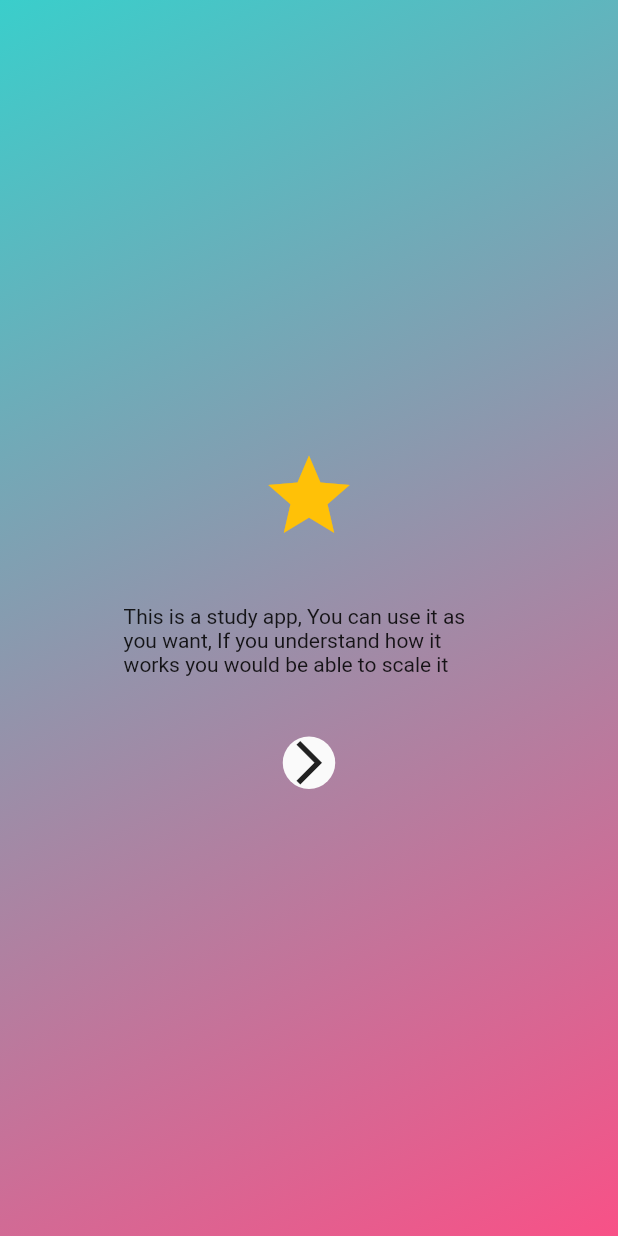
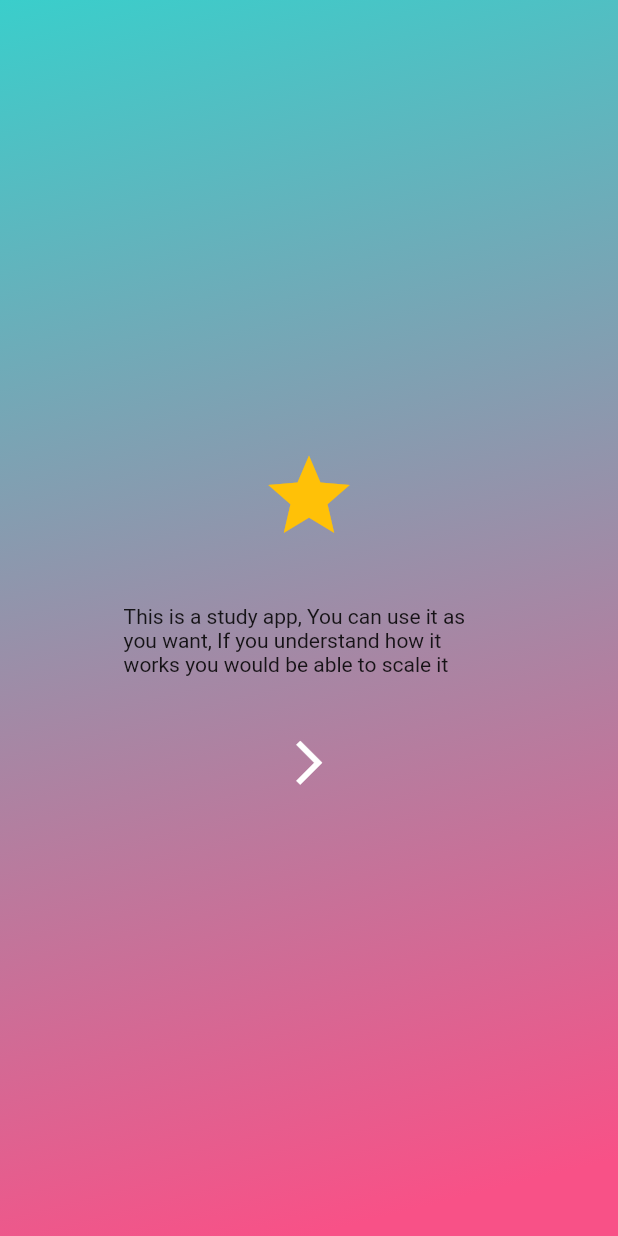
Before and after one commit to Tolulope05/appkwiz, a Flutter app: the screen it shows after launch, on a phone screen of 412 x 824 dp. Run offline on Flutter 3.47's test engine with Material 2 defaults, Android fonts, the phone set to English and light mode, and no system bars; our stand-ins replace cloud_firestore, firebase_core, get, google_fonts; accounts and stored records are empty; statements that could not run were skipped; project files that could hold a hidden picture were left out.

Commit message:
aadded subthemes

```diff
--- a/lib/configs/themes/app_light_theme.dart
+++ b/lib/configs/themes/app_light_theme.dart
@@ -1,4 +1,15 @@
+import 'package:appkwiz/configs/themes/sub_theme_data_mixin.dart';
 import 'package:flutter/material.dart';
 
 const Color primaryLightColorLight = Color(0xFF3ACECB);
 const Color primaryColorLight = Color(0xFFF85187);
+
+class LightTheme with SubThemeData {
+// Do something!
+  ThemeData buildLightTheme() {
+    final ThemeData systemLightTheme = ThemeData.light();
+    return systemLightTheme.copyWith(
+      iconTheme: getIconTheme(),
+    );
+  }
+}
--- /dev/null
+++ b/lib/configs/themes/sub_theme_data_mixin.dart
@@ -0,0 +1,30 @@
+import 'package:flutter/material.dart';
+import 'package:google_fonts/google_fonts.dart';
+
+import 'app_colors.dart';
+
+// If you want to inherit a Mixin properties in another class,
+// You use *with* so as to make the properties available
+// for the new class.
+
+mixin SubThemeData {
+  void getTextTheme() {
+    GoogleFonts.quicksandTextTheme(
+      const TextTheme(
+        bodyText1: TextStyle(
+          fontWeight: FontWeight.w400,
+        ),
+        bodyText2: TextStyle(
+          fontWeight: FontWeight.w400,
+        ),
+      ),
+    );
+  }
+
+  IconThemeData getIconTheme() {
+    return const IconThemeData(
+      color: onSurfaceTextColor,
+      size: 16,
+    );
+  }
+}
--- a/lib/main.dart
+++ b/lib/main.dart
@@ -1,4 +1,5 @@
 import 'package:appkwiz/bindings/initial_bindings.dart';
+import 'package:appkwiz/configs/themes/app_light_theme.dart';
 import 'package:appkwiz/routes/app_route.dart';
 import 'package:flutter/material.dart';
 import 'package:firebase_core/firebase_core.dart';
@@ -19,6 +20,7 @@
   @override
   Widget build(BuildContext context) {
     return GetMaterialApp(
+      theme: LightTheme().buildLightTheme(),
       debugShowCheckedModeBanner: false,
       getPages: Approute.routes(),
     );
--- a/lib/widgets/app_circle_button.dart
+++ b/lib/widgets/app_circle_button.dart
@@ -11,6 +11,8 @@
   @override
   Widget build(BuildContext context) {
     return Material(
+      type: MaterialType.transparency, // It removes the Background color
+      clipBehavior: Clip.hardEdge,
       shape: const CircleBorder(),
       child: InkWell(
         child: child,
--- a/pubspec.yaml
+++ b/pubspec.yaml
@@ -11,6 +11,7 @@
   flutter:
     sdk: flutter
   get: ^4.6.5
+  google_fonts: ^3.0.1
 dev_dependencies:
   flutter_lints: ^2.0.0
   flutter_test:
```
Also changed, not shown: lib/configs/themes/app_colors.dart (+9 -3 lines), lib/models/question_paper_model.dart (+12 -12 lines), pubspec.lock, 1 other file.
